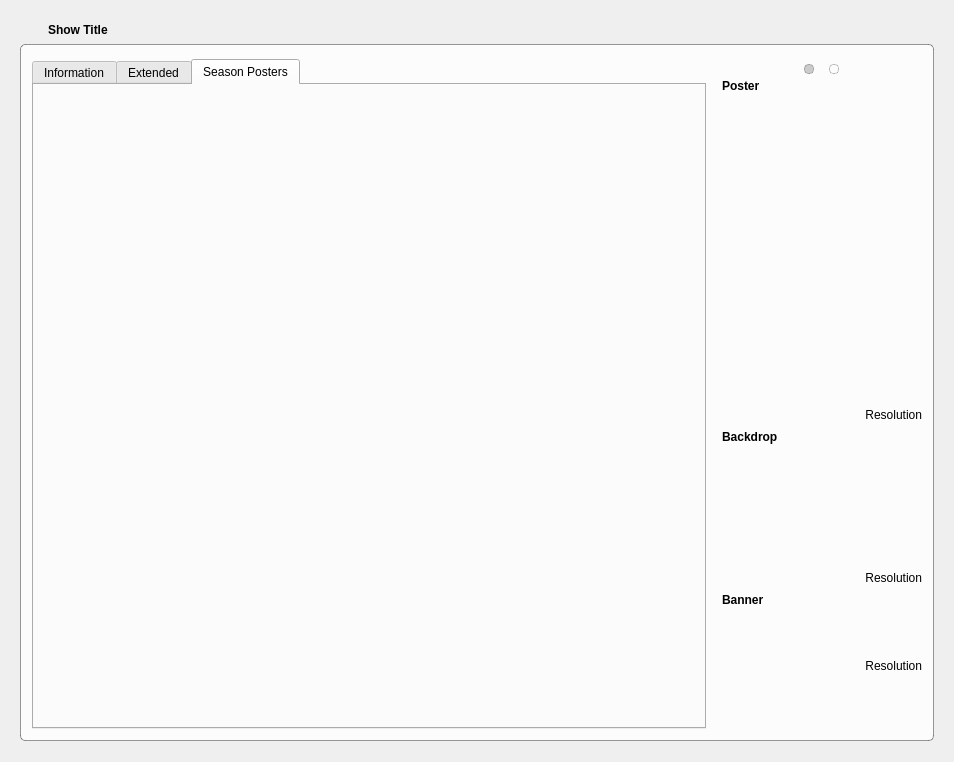
Above: tvShows/TvShowWidgetTvShow.ui from Komet/MediaElch before the change. Below: the same form after it.
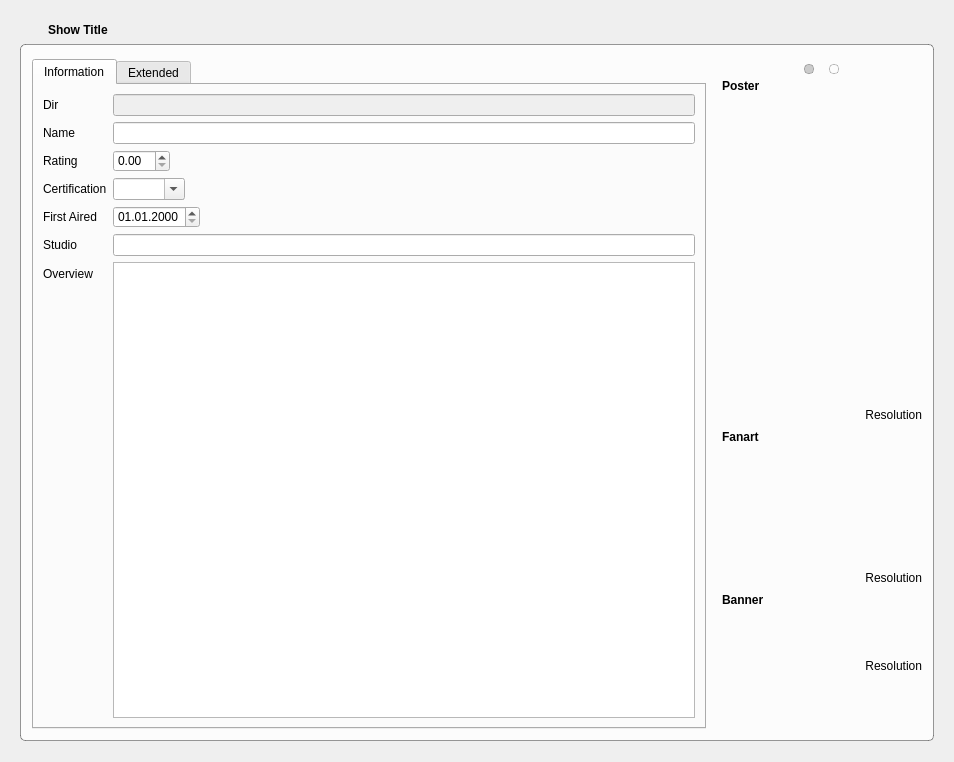
That is the form after the change. The open tabs and pages were chosen to show the change. Icons and pictures are not drawn. Custom widgets are drawn as their Qt base class.

Commit message: Fixes #189 Rework of tv show season artwork

```diff
--- a/tvShows/TvShowWidgetTvShow.ui
+++ b/tvShows/TvShowWidgetTvShow.ui
@@ -406,44 +406,6 @@
           </item>
          </layout>
         </widget>
-        <widget class="QWidget" name="tab_2">
-         <attribute name="title">
-          <string>Season Posters</string>
-         </attribute>
-         <layout class="QVBoxLayout" name="verticalLayout_4">
-          <item>
-           <widget class="QScrollArea" name="scrollArea">
-            <property name="frameShape">
-             <enum>QFrame::NoFrame</enum>
-            </property>
-            <property name="widgetResizable">
-             <bool>true</bool>
-            </property>
-            <widget class="QWidget" name="scrollAreaWidgetContents">
-             <property name="geometry">
-              <rect>
-               <x>0</x>
-               <y>0</y>
-               <width>615</width>
-               <height>615</height>
-              </rect>
-             </property>
-             <layout class="QFormLayout" name="seasonsLayout">
-              <property name="fieldGrowthPolicy">
-               <enum>QFormLayout::ExpandingFieldsGrow</enum>
-              </property>
-              <property name="rowWrapPolicy">
-               <enum>QFormLayout::WrapLongRows</enum>
-              </property>
-              <property name="margin">
-               <number>0</number>
-              </property>
-             </layout>
-            </widget>
-           </widget>
-          </item>
-         </layout>
-        </widget>
        </widget>
       </item>
       <item>
@@ -671,7 +633,7 @@
                </font>
               </property>
               <property name="text">
-               <string>Backdrop</string>
+               <string>Fanart</string>
               </property>
              </widget>
             </item>
@@ -1107,17 +1069,17 @@
   </layout>
  </widget>
  <customwidgets>
+  <customwidget>
+   <class>MyLabel</class>
+   <extends>QLabel</extends>
+   <header>smallWidgets/MyLabel.h</header>
+  </customwidget>
   <customwidget>
    <class>TagCloud</class>
    <extends>QWidget</extends>
    <header>smallWidgets/TagCloud.h</header>
    <container>1</container>
   </customwidget>
-  <customwidget>
-   <class>MyLabel</class>
-   <extends>QLabel</extends>
-   <header>smallWidgets/MyLabel.h</header>
-  </customwidget>
   <customwidget>
    <class>SlidingStackedWidget</class>
    <extends>QStackedWidget</extends>
```
The commit also changes 37 other files.
